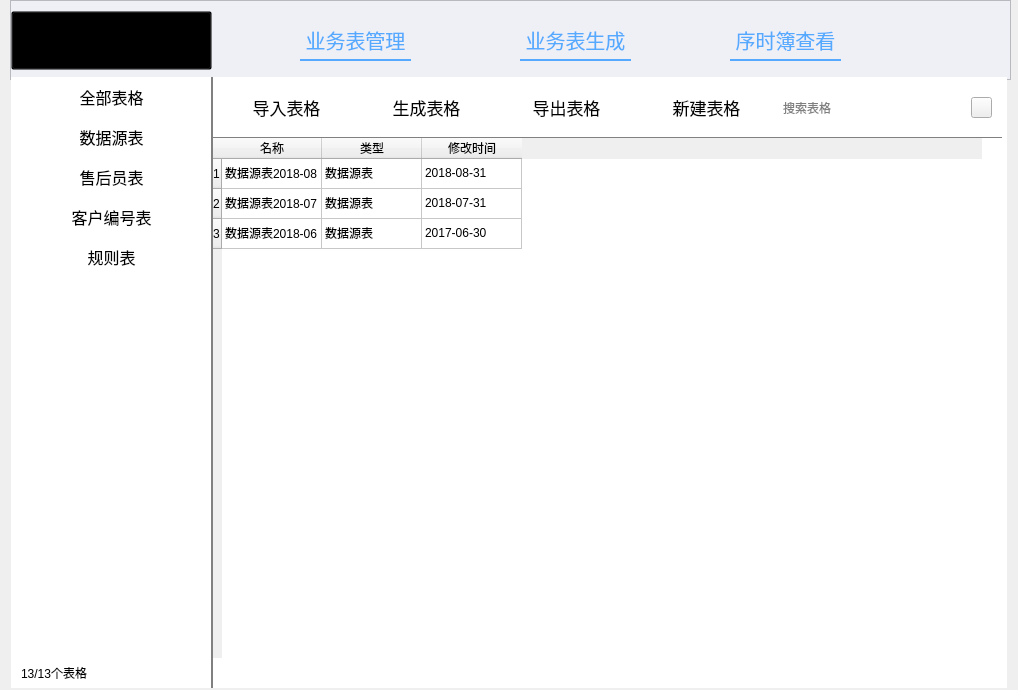
First picture: the form in manage_widget.ui, repository Excel-Plugin/CommissionERP, before the edit.
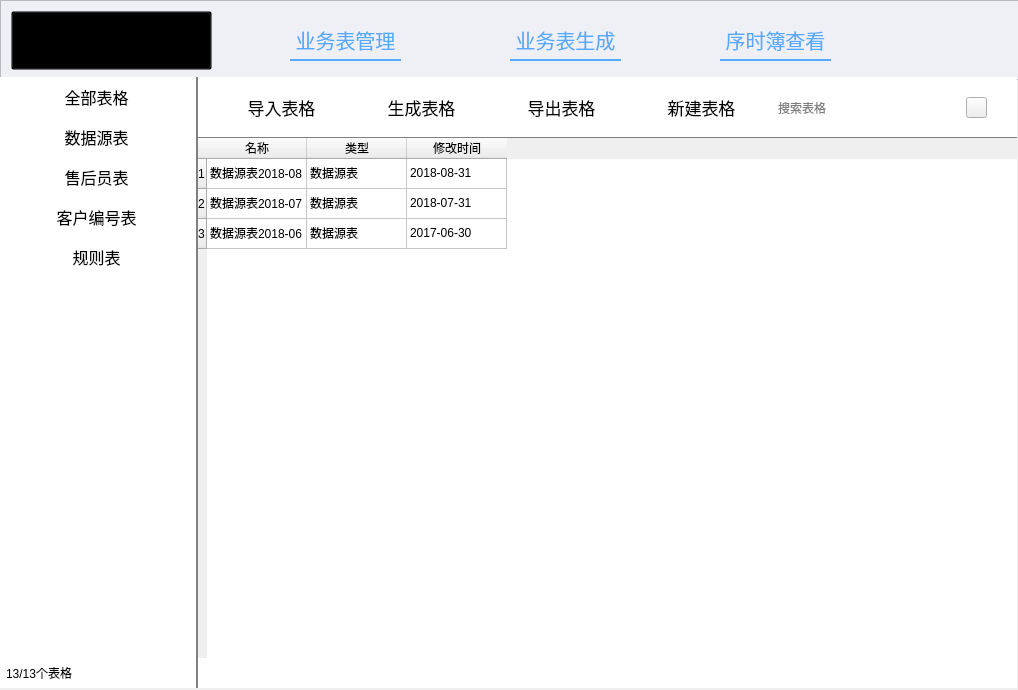
Second picture: the form after the edit. Icons and pictures are not drawn.

Commit message: UI微调，修复了新建表格图标不显示的问题

```diff
--- a/manage_widget.ui
+++ b/manage_widget.ui
@@ -19,9 +19,9 @@
   <widget class="QStackedWidget" name="stackedWidget">
    <property name="geometry">
     <rect>
-     <x>11</x>
+     <x>-4</x>
      <y>77</y>
-     <width>996</width>
+     <width>1021</width>
      <height>611</height>
     </rect>
    </property>
@@ -146,7 +146,7 @@
     <widget class="QPushButton" name="generatePushButton_3">
      <property name="geometry">
       <rect>
-       <x>640</x>
+       <x>650</x>
        <y>10</y>
        <width>111</width>
        <height>41</height>
@@ -179,7 +179,7 @@
       <rect>
        <x>200</x>
        <y>60</y>
-       <width>791</width>
+       <width>821</width>
        <height>31</height>
       </rect>
      </property>
@@ -195,7 +195,7 @@
     <widget class="QPushButton" name="importPushButton">
      <property name="geometry">
       <rect>
-       <x>220</x>
+       <x>230</x>
        <y>10</y>
        <width>111</width>
        <height>41</height>
@@ -223,7 +223,7 @@
     <widget class="QPushButton" name="generatePushButton_2">
      <property name="geometry">
       <rect>
-       <x>500</x>
+       <x>510</x>
        <y>10</y>
        <width>111</width>
        <height>41</height>
@@ -254,7 +254,7 @@
     <widget class="QPushButton" name="generatePushButton">
      <property name="geometry">
       <rect>
-       <x>360</x>
+       <x>370</x>
        <y>10</y>
        <width>111</width>
        <height>41</height>
@@ -285,9 +285,9 @@
     <widget class="QLineEdit" name="searchLineEdit">
      <property name="geometry">
       <rect>
-       <x>770</x>
+       <x>780</x>
        <y>10</y>
-       <width>171</width>
+       <width>191</width>
        <height>41</height>
       </rect>
      </property>
@@ -313,7 +313,7 @@
       <rect>
        <x>200</x>
        <y>60</y>
-       <width>771</width>
+       <width>821</width>
        <height>521</height>
       </rect>
      </property>
@@ -401,7 +401,7 @@
     <widget class="QPushButton" name="searchPushButton">
      <property name="geometry">
       <rect>
-       <x>960</x>
+       <x>970</x>
        <y>20</y>
        <width>21</width>
        <height>21</height>
@@ -608,9 +608,9 @@
   <widget class="QFrame" name="titleFrame">
    <property name="geometry">
     <rect>
-     <x>10</x>
+     <x>0</x>
      <y>0</y>
-     <width>1001</width>
+     <width>1021</width>
      <height>80</height>
     </rect>
    </property>
```
Left out of the diff: 2 changed lines with no effect on the pictures. The commit also changes 1 other file.
